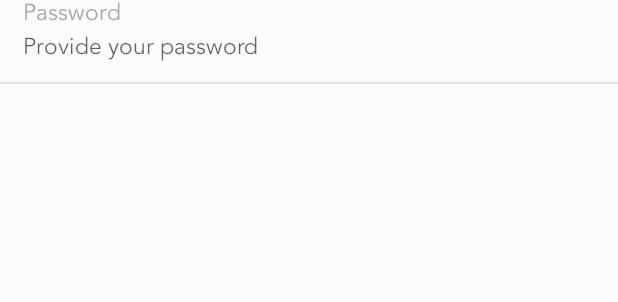
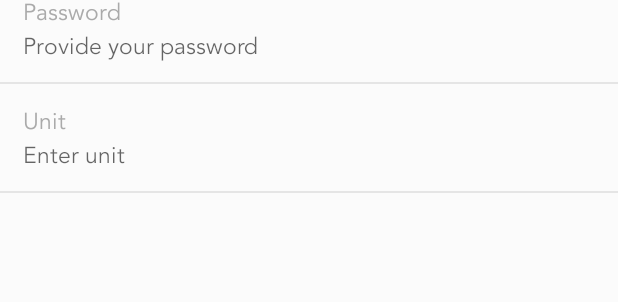
Before and after one commit to gprasaadgit/communify, an Android app: the layout activity_sign_up.xml on its own in the app's theme, with its tools: preview values and no code run, on a phone screen of 412 x 824 dp. Shown: the part 673-975 px from the top of the screen. Run offline under Robolectric (Android 15) with nearby library versions, the phone set to English and light mode, and no system bars.

Commit message:
Change for Making Unit Mandatory

```diff
--- a/app/src/main/java/com/gap22/community/apartment/OptionalSignup.java
+++ b/app/src/main/java/com/gap22/community/apartment/OptionalSignup.java
@@ -25,7 +25,7 @@ import static com.gap22.community.apartment.R.id.img_user_image;
 
 public class OptionalSignup extends AppCompatActivity {
 
-    private EditText occupation, noofAdults, noofChild, noofInfants, unit;
+    private EditText occupation, noofAdults, noofChild, noofInfants;
     Button Create;
     private DatabaseReference mDatabase;
     private FirebaseAuth fireauth;
@@ -44,7 +44,7 @@ public class OptionalSignup extends AppCompatActivity {
         fireauth = FirebaseAuth.getInstance();
         mDatabase = FirebaseDatabase.getInstance().getReference("member");
         occupation = (EditText) findViewById(R.id.et_occupation);
-        unit = (EditText) findViewById(R.id.et_unit);
+
         noofAdults = (EditText) findViewById(R.id.et_adults);
         noofChild = (EditText) findViewById(R.id.et_child);
         noofInfants = (EditText) findViewById(R.id.et_infants);
@@ -64,7 +64,7 @@ public class OptionalSignup extends AppCompatActivity {
         signup.setOnClickListener(new View.OnClickListener() {
             @Override
             public void onClick(View v) {
-                mDatabase.child(userid).child("unit").setValue(unit.getText().toString());
+
                 mDatabase.child(userid).child("residencestatus").setValue(residence.getSelectedItem().toString());
                 mDatabase.child(userid).child("occupation").setValue(occupation.getText().toString());
              if(!TextUtils.isEmpty(noofAdults.getText().toString()))
--- a/app/src/main/java/com/gap22/community/apartment/SignUp.java
+++ b/app/src/main/java/com/gap22/community/apartment/SignUp.java
@@ -46,7 +46,7 @@ public class SignUp extends AppCompatActivity {
     private DatabaseReference mDatabase;
     private FirebaseAuth fireauth;
     private ProgressDialog progress;
-    private EditText email, pwd, firstname, lastname;
+    private EditText email, pwd, firstname, lastname, unit;
     private Spinner title;
     private ImageView userimg;
     Uri uri;
@@ -75,11 +75,13 @@ public class SignUp extends AppCompatActivity {
               title =(Spinner) findViewById(R.id.spin_title);
                 firstname = (EditText) findViewById(R.id.et_firstname);
                 lastname = (EditText) findViewById(R.id.et_lastname);
+                unit = (EditText) findViewById(R.id.et_unit);
                 final Member m = new Member();
                 m.setEmail(email.getText().toString());
                 m.setTitle(title.getSelectedItem().toString());
                 m.setFirstname(firstname.getText().toString());
                 m.setLastname(lastname.getText().toString());
+                m.setUnit(unit.getText().toString());
 
                 m.setStatus(1);
                 if (validate(m)) {
@@ -245,6 +247,10 @@ public class SignUp extends AppCompatActivity {
             Toast.makeText(SignUp.this, "Please Enter LastName", Toast.LENGTH_SHORT).show();
             return false;
         }
+        if (TextUtils.isEmpty(m.getUnit())) {
+            Toast.makeText(SignUp.this, "Please Enter Unit", Toast.LENGTH_SHORT).show();
+            return false;
+        }
         if(uri == null)
         {
             Toast.makeText(SignUp.this, "Please Upload File", Toast.LENGTH_SHORT).show();
--- a/app/src/main/res/layout/activity_sign_up.xml
+++ b/app/src/main/res/layout/activity_sign_up.xml
@@ -201,7 +201,32 @@
                         android:textSize="15sp" />
                 </TableRow>
 
-
+                <TableRow android:layout_marginTop="15dp">
+                    <TextView
+                        android:id="@+id/tview_unit"
+                        android:layout_width="match_parent"
+                        android:layout_height="match_parent"
+                        android:layout_gravity="left"
+                        android:layout_marginLeft="15dp"
+                        android:layout_marginRight="15dp"
+                        android:text="@string/act_firstlogset_unit"
+                        android:textColor="@android:color/darker_gray"
+                        android:textSize="15sp" />
+                </TableRow>
+                <TableRow android:background="@drawable/bottom_gray_border">
+                    <EditText
+                        android:id="@+id/et_unit"
+                        android:layout_width="match_parent"
+                        android:layout_marginBottom="15dp"
+                        android:layout_marginLeft="15dp"
+                        android:layout_marginRight="15dp"
+                        android:layout_marginTop="3dp"
+                        android:layout_weight="1"
+                        android:background="@android:color/transparent"
+                        android:hint="@string/act_firstlogset_unit_unit"
+                        android:inputType="number"
+                        android:textSize="15sp" />
+                </TableRow>
             </TableLayout>
 
         </ScrollView>
```
